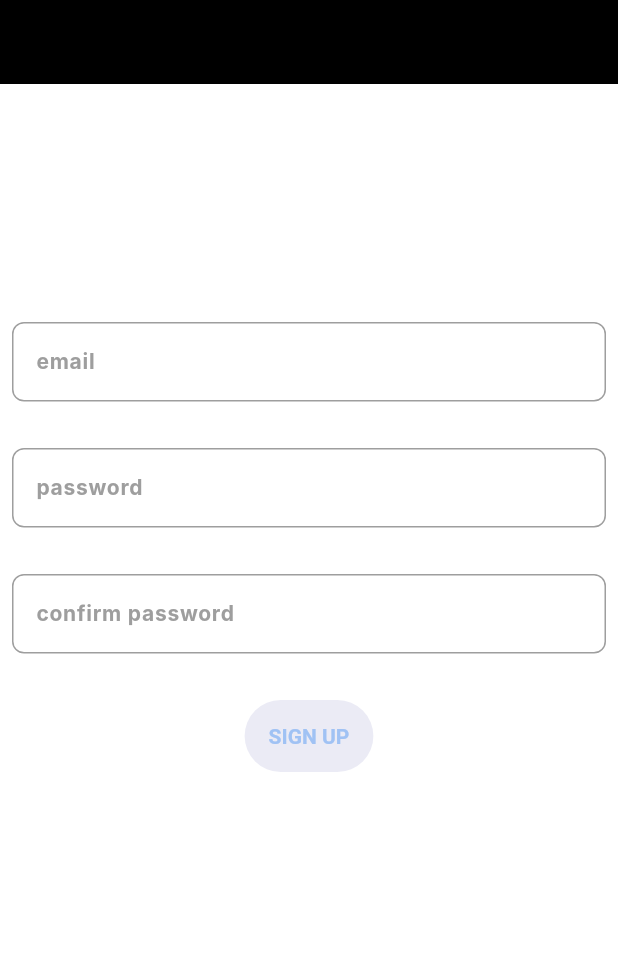
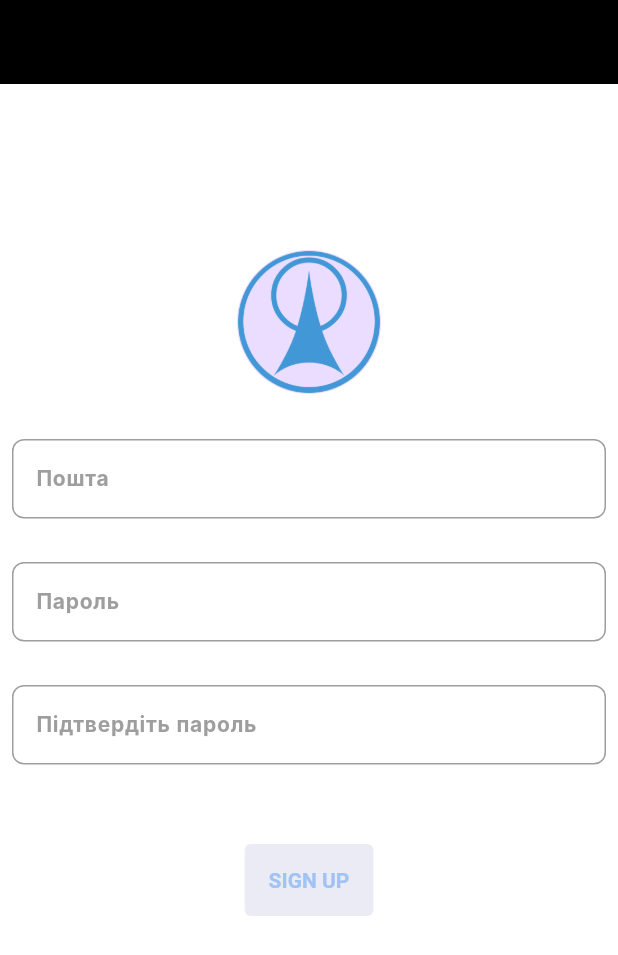
Before and after one commit to cvvalone/schedule, a Flutter app: the SignUpScreen screen opened directly, on a phone screen of 412 x 824 dp. Shown: the top 955 px of the screen. Run offline on Flutter 3.47's test engine with Material 3 defaults, Android fonts, the phone set to English and light mode, and no system bars; our stand-ins replace bloc, equatable, firebase_auth, firebase_core, flutter_bloc, font_awesome_flutter and 4 more; missing offline and left inert: flow_builder; accounts and stored records are empty; Roboto replaces fonts that are missing (Inter).

Commit message:
changed signup screen

```diff
--- a/lib/src/features/authentication/signup/widget/signup_form.dart
+++ b/lib/src/features/authentication/signup/widget/signup_form.dart
@@ -2,12 +2,15 @@ import 'package:flutter/material.dart';
 import 'package:flutter_bloc/flutter_bloc.dart';
 import 'package:formz/formz.dart';
 import 'package:schedule/src/features/authentication/signup/cubit/signup_cubit.dart';
+import 'package:schedule/src/utils/constants/images.dart';
+import 'package:schedule/src/utils/constants/sizes.dart';
 
 class SignUpForm extends StatelessWidget {
   const SignUpForm({super.key});
 
   @override
   Widget build(BuildContext context) {
+    final theme = Theme.of(context);
     return BlocListener<SignUpCubit, SignUpState>(
       listener: (context, state) {
         if (state.status.isSuccess) {
@@ -16,7 +19,7 @@ class SignUpForm extends StatelessWidget {
           ScaffoldMessenger.of(context)
             ..hideCurrentSnackBar()
             ..showSnackBar(
-              SnackBar(content: Text(state.errorMessage ?? 'Sign Up Failure')),
+              SnackBar(content: Text(state.errorMessage ?? 'Помилка реєстрації')),
             );
         }
       },
@@ -25,12 +28,19 @@ class SignUpForm extends StatelessWidget {
         child: Column(
           mainAxisSize: MainAxisSize.min,
           children: [
+            CircleAvatar(
+                radius: 48,
+                backgroundImage: theme.brightness == Brightness.dark
+                    ? AssetImage(ScheduleImages.darkAppLogo)
+                    : AssetImage(ScheduleImages.lightAppLogo),
+              ),
+            const SizedBox(height: ScheduleSizes.spaceBetweenSections,),
             _EmailInput(),
-            const SizedBox(height: 8),
+            const SizedBox(height: ScheduleSizes.spaceBetweenItems),
             _PasswordInput(),
-            const SizedBox(height: 8),
+            const SizedBox(height: ScheduleSizes.spaceBetweenItems),
             _ConfirmPasswordInput(),
-            const SizedBox(height: 8),
+            const SizedBox(height: ScheduleSizes.spaceBetweenSections),
             _SignUpButton(),
           ],
         ),
@@ -51,9 +61,9 @@ class _EmailInput extends StatelessWidget {
       onChanged: (email) => context.read<SignUpCubit>().emailChanged(email),
       keyboardType: TextInputType.emailAddress,
       decoration: InputDecoration(
-        labelText: 'email',
+        labelText: 'Пошта',
         helperText: '',
-        errorText: displayError != null ? 'invalid email' : null,
+        errorText: displayError != null ? 'Некоректна пошта' : null,
       ),
     );
   }
@@ -72,9 +82,9 @@ class _PasswordInput extends StatelessWidget {
           context.read<SignUpCubit>().passwordChanged(password),
       obscureText: true,
       decoration: InputDecoration(
-        labelText: 'password',
+        labelText: 'Пароль',
         helperText: '',
-        errorText: displayError != null ? 'invalid password' : null,
+        errorText: displayError != null ? 'Некоректний пароль' : null,
       ),
     );
   }
@@ -93,7 +103,7 @@ class _ConfirmPasswordInput extends StatelessWidget {
           context.read<SignUpCubit>().confirmedPasswordChanged(confirmPassword),
       obscureText: true,
       decoration: InputDecoration(
-        labelText: 'confirm password',
+        labelText: 'Підтвердіть пароль',
         helperText: '',
         errorText: displayError != null ? 'passwords do not match' : null,
       ),
@@ -116,12 +126,6 @@ class _SignUpButton extends StatelessWidget {
 
     return ElevatedButton(
       key: const Key('signUpForm_continue_raisedButton'),
-      style: ElevatedButton.styleFrom(
-        shape: RoundedRectangleBorder(
-          borderRadius: BorderRadius.circular(30),
-        ),
-        backgroundColor: Colors.orangeAccent,
-      ),
       onPressed: isValid
           ? () => context.read<SignUpCubit>().signUpFormSubmitted()
           : null,
--- a/lib/src/features/daily/daily.dart
+++ b/lib/src/features/daily/daily.dart
@@ -1 +1,2 @@
 export 'bloc/daily_bloc.dart';
+export 'view/daily_screen.dart';
--- a/lib/src/utils/constants/sizes.dart
+++ b/lib/src/utils/constants/sizes.dart
@@ -18,7 +18,7 @@ class ScheduleSizes {
 // Default space between sections
   static const double defaultSpace = 14;
   static const double spaceBetweenItems = 6;
-  static const double spaceBetweenSections = 24;
+  static const double spaceBetweenSections = 30;
 
 //Border radius
 
```
